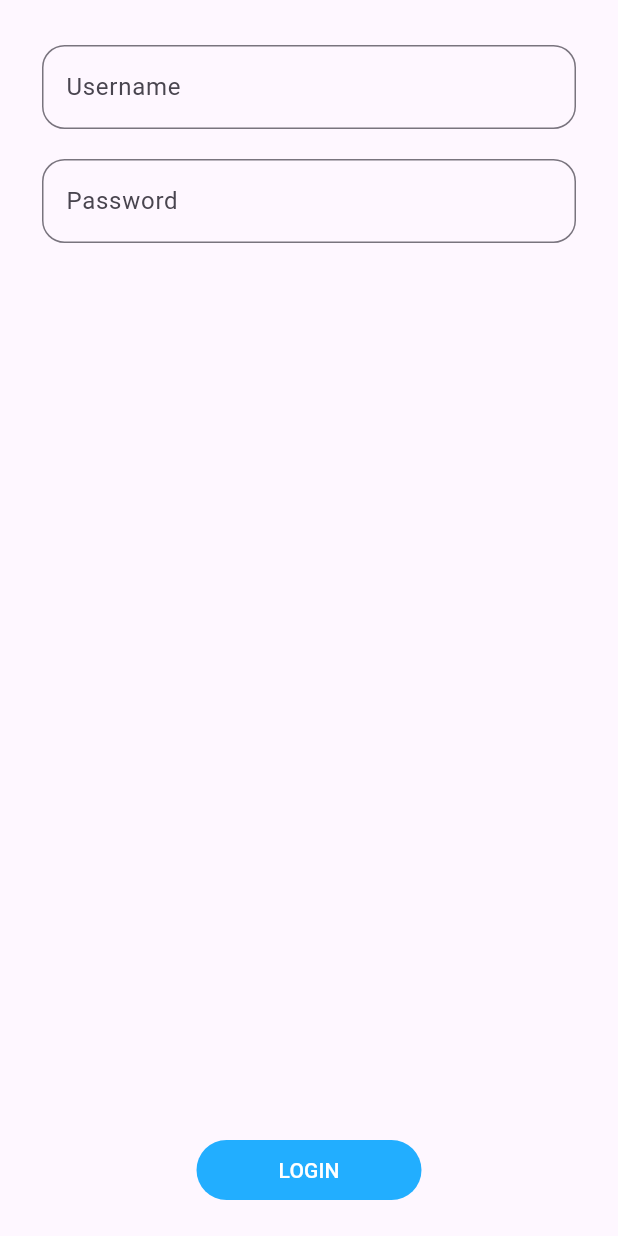
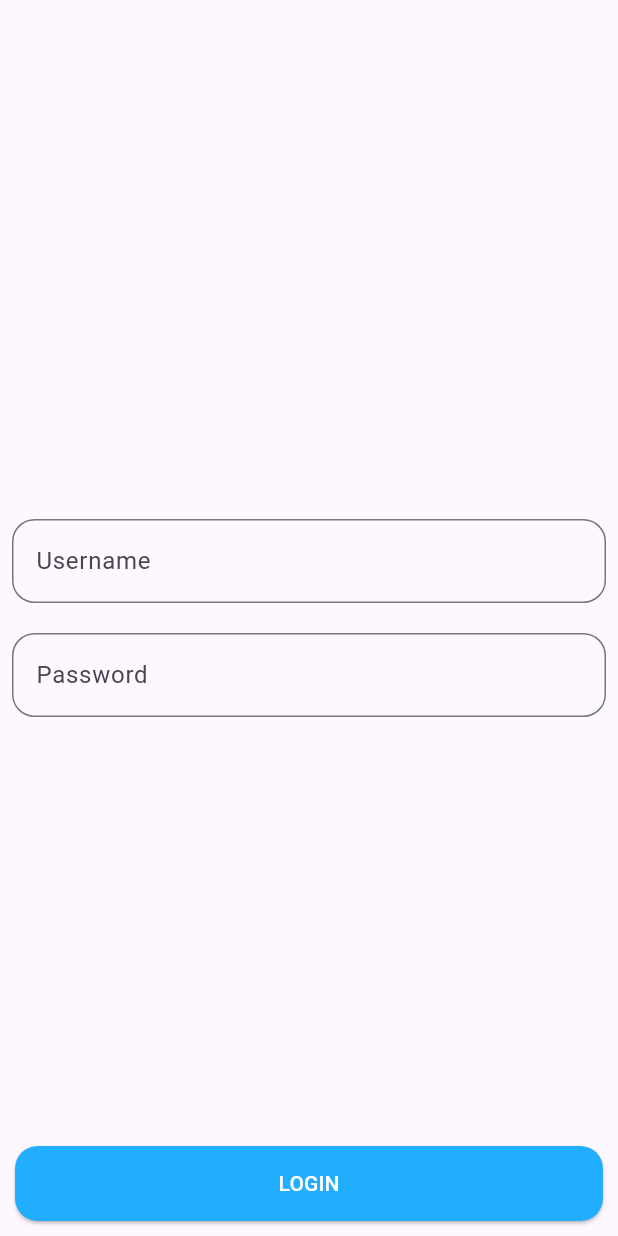
Before and after one commit to anovanova/emergency-app-reborn, a Flutter app: the screen it shows after launch, on a phone screen of 412 x 824 dp. Run offline on Flutter 3.47's test engine with Material 3 defaults, Android fonts, the phone set to English and light mode, and no system bars; generated files the repository leaves out were written again.

Commit message:
refactor(): change login layout

```diff
--- a/lib/src/login/login_view.dart
+++ b/lib/src/login/login_view.dart
@@ -5,15 +5,14 @@ class LoginView extends StatelessWidget {
   @override
   Widget build(BuildContext context) {
     return Scaffold(
-      body: Center(
-        child: Container(
-          height: MediaQuery.of(context).size.height,
-          padding: const EdgeInsets.all(20.0),
+      body: Stack(
+        children: [
+          const Center(
           child: Column(
             mainAxisAlignment: MainAxisAlignment.center,
             crossAxisAlignment: CrossAxisAlignment.center,
             children: <Widget>[
-              const Padding(
+              Padding(
                 padding: EdgeInsets.symmetric(horizontal: 8, vertical: 10),
                   child: TextField(
                   decoration: InputDecoration(
@@ -22,7 +21,7 @@ class LoginView extends StatelessWidget {
                   ),
                 )
               ),
-              const Padding(
+              Padding(
                 padding: EdgeInsets.symmetric(horizontal: 8, vertical: 10),
                   child: TextField(
                   obscureText: true,
@@ -33,22 +32,28 @@ class LoginView extends StatelessWidget {
                   ),
                 )
               ),
-              Expanded(
-                child: Align(
-                  alignment: Alignment.bottomCenter,
-                  child:        TextButton(
-                  onPressed: () {},
-                  style: TextButton.styleFrom(
-                    backgroundColor: Color.fromARGB(255, 34, 174, 255),
-                    foregroundColor: Color.fromARGB(255, 255, 255, 255),
-                    fixedSize: Size(150.0, 20.0)
-                    ),
-                  child: const Text("LOGIN")),
-                ),
-              )
             ],
           ),
         ),
+        Container(
+          padding: EdgeInsets.all(10.0),
+          child: Align(
+            alignment: Alignment.bottomCenter,
+            child: ElevatedButton(
+              onPressed: () {},
+              style: TextButton.styleFrom(
+                shape: RoundedRectangleBorder(
+                  borderRadius: const BorderRadius.all(Radius.circular(15)),
+                ),
+                backgroundColor: Color.fromARGB(255, 34, 174, 255),
+                foregroundColor: Color.fromARGB(255, 255, 255, 255),
+                minimumSize: Size.fromHeight(50),
+              ),
+              child: const Text("LOGIN")
+              ),
+            ),
+          )
+        ]
       ),
     );
   }
```
